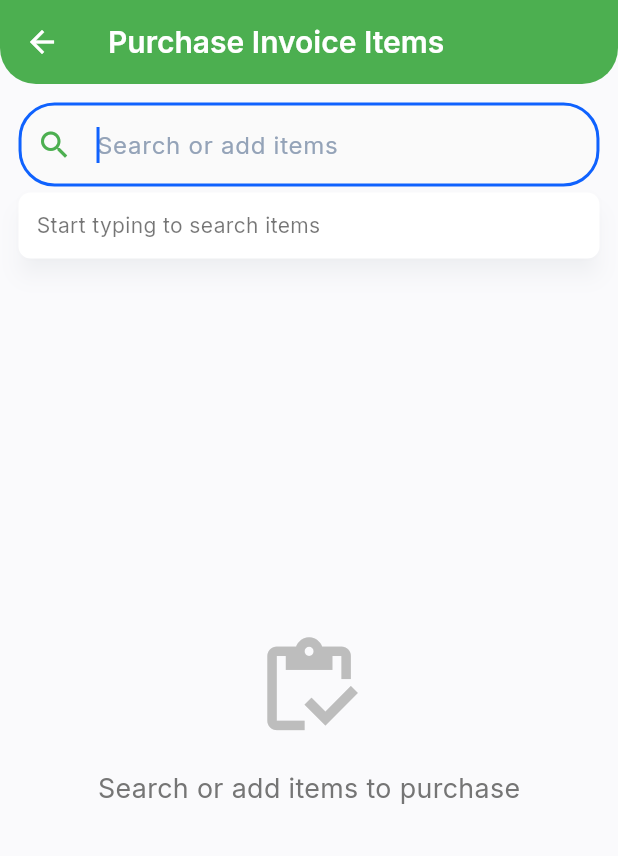
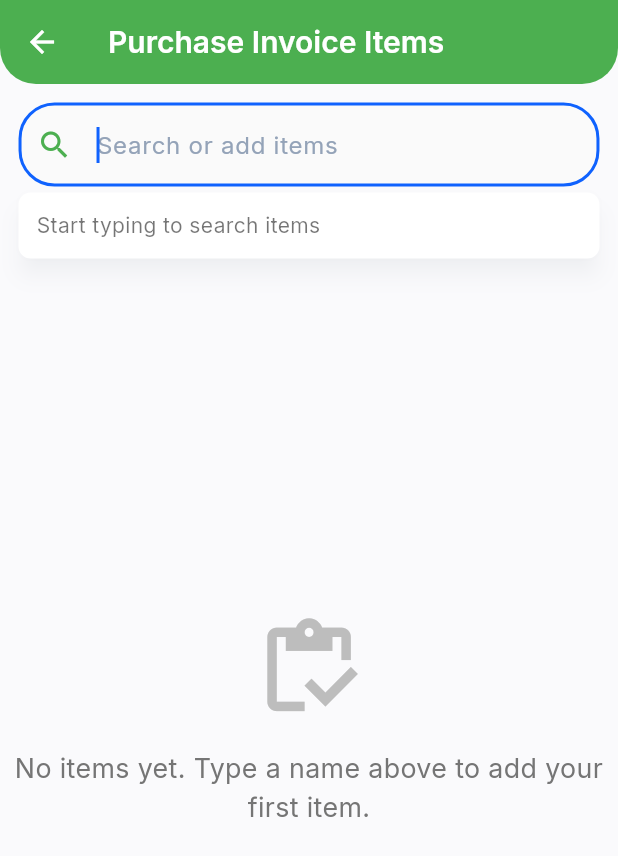
Before and after one commit to Sarthak030506/invoiceflow, a Flutter app: the ChooseItemsInvoiceScreen screen opened directly with empty values, on a phone screen of 412 x 824 dp. Shown: the top 856 px of the screen. Run offline on Flutter 3.47's test engine with Material 3 defaults, Android fonts, the phone set to English and light mode, and no system bars; our stand-ins replace cached_network_image, cloud_firestore, cloud_functions, contacts_service, dio, firebase_auth and 17 more; missing offline and left inert: firebase_app_check, razorpay_flutter; accounts and stored records are empty; network calls fail.

Commit message:
feat(choose-items): show catalogue browse list instead of empty state when no items selected

```diff
--- a/lib/presentation/choose_items_invoice_screen.dart
+++ b/lib/presentation/choose_items_invoice_screen.dart
@@ -41,6 +41,8 @@ class _ChooseItemsInvoiceScreenState extends State<ChooseItemsInvoiceScreen> {
   /// so the same item can't appear twice.
   final Map<String, _SelectedRow> _selected = {};
 
+  List<InventoryItem> _inventory = const [];
+
   String _customerName = '';
   String _customerPhone = '';
   String? _customerId;
@@ -56,6 +58,16 @@ class _ChooseItemsInvoiceScreenState extends State<ChooseItemsInvoiceScreen> {
     _customerService = CustomerService.instance;
     _returnService = ReturnService.instance;
     _inventoryService = InventoryService();
+    WidgetsBinding.instance.addPostFrameCallback((_) => _loadBrowseData());
+  }
+
+  Future<void> _loadBrowseData() async {
+    if (!mounted) return;
+    context.read<CatalogueProvider>().load();
+    try {
+      final items = await _inventoryService.getAllItems();
+      if (mounted) setState(() => _inventory = items);
+    } catch (_) {}
   }
 
   // --- Selection -----------------------------------------------------------
@@ -604,7 +616,14 @@ class _ChooseItemsInvoiceScreenState extends State<ChooseItemsInvoiceScreen> {
             ),
             Expanded(
               child: _selected.isEmpty
-                  ? _EmptyState(isSales: _isSales)
+                  ? _CatalogBrowseList(
+                      isSales: _isSales,
+                      accent: _accent,
+                      inventory: _inventory,
+                      onSelected: _handleSelection,
+                      onOutOfStockTapped:
+                          _isSales ? _handleOutOfStockTap : null,
+                    )
                   : ListView(
                       children: _selected.entries
                           .map((e) => _SelectedRowTile(
@@ -1031,30 +1050,171 @@ class _SeedStockSheetState extends State<_SeedStockSheet> {
   }
 }
 
-class _EmptyState extends StatelessWidget {
-  const _EmptyState({required this.isSales});
+// ---------------------------------------------------------------------------
+// Catalogue browse list — shown when no items are selected yet
+// ---------------------------------------------------------------------------
+
+class _BrowseRow {
+  const _BrowseRow({required this.catalogueItem, this.inventoryItem});
+  final ProductCatalogItem catalogueItem;
+  final InventoryItem? inventoryItem;
+}
+
+class _CatalogBrowseList extends StatelessWidget {
+  const _CatalogBrowseList({
+    required this.isSales,
+    required this.accent,
+    required this.inventory,
+    required this.onSelected,
+    this.onOutOfStockTapped,
+  });
+
   final bool isSales;
+  final Color accent;
+  final List<InventoryItem> inventory;
+  final ValueChanged<ItemAutocompleteResult> onSelected;
+  final ValueChanged<ProductCatalogItem>? onOutOfStockTapped;
 
   @override
   Widget build(BuildContext context) {
+    return Consumer<CatalogueProvider>(
+      builder: (context, provider, _) {
+        if (provider.isLoading) {
+          return const Center(child: CircularProgressIndicator());
+        }
+
+        final catalogue = provider.items;
+
+        if (catalogue.isEmpty && inventory.isEmpty) {
           return Center(
             child: Column(
               mainAxisSize: MainAxisSize.min,
               children: [
                 Icon(
-            isSales ? Icons.shopping_cart_outlined : Icons.inventory_outlined,
+                  isSales
+                      ? Icons.shopping_cart_outlined
+                      : Icons.inventory_outlined,
                   size: 18.w,
                   color: Colors.grey.shade400,
                 ),
                 SizedBox(height: 2.h),
                 Text(
-            isSales
-                ? 'Search for items you want to sell'
-                : 'Search or add items to purchase',
-            style: TextStyle(color: Colors.grey.shade600, fontSize: 13.sp),
+                  'No items yet. Type a name above to add your first item.',
+                  textAlign: TextAlign.center,
+                  style:
+                      TextStyle(color: Colors.grey.shade600, fontSize: 13.sp),
                 ),
               ],
             ),
           );
         }
+
+        // Build fast lookups: catalogue item → matching inventory item.
+        final byCatalogId = <String, InventoryItem>{
+          for (final inv in inventory)
+            if (inv.catalogItemId != null) inv.catalogItemId!: inv,
+        };
+        final byName = <String, InventoryItem>{
+          for (final inv in inventory) inv.name.toLowerCase().trim(): inv,
+        };
+
+        final rows = catalogue.map((cat) {
+          final inv = byCatalogId[cat.id] ??
+              byName[cat.name.toLowerCase().trim()];
+          return _BrowseRow(catalogueItem: cat, inventoryItem: inv);
+        }).toList();
+
+        // Sales: in-stock items first, then alphabetical within each group.
+        rows.sort((a, b) {
+          if (isSales) {
+            final aStock = (a.inventoryItem?.currentStock ?? 0) > 0;
+            final bStock = (b.inventoryItem?.currentStock ?? 0) > 0;
+            if (aStock != bStock) return aStock ? -1 : 1;
           }
+          return a.catalogueItem.name
+              .compareTo(b.catalogueItem.name);
+        });
+
+        return ListView.builder(
+          itemCount: rows.length,
+          itemBuilder: (context, i) {
+            final row = rows[i];
+            final cat = row.catalogueItem;
+            final inv = row.inventoryItem;
+            final stock = inv?.currentStock ?? 0;
+            final inStock = stock > 0;
+            final greyed = isSales && !inStock;
+
+            return ListTile(
+              title: Text(
+                cat.name,
+                style: TextStyle(
+                  fontWeight: FontWeight.w500,
+                  color: greyed ? Colors.black38 : null,
+                ),
+              ),
+              subtitle: Text(
+                inv != null
+                    ? '${cat.sku} • Stock: ${stock == stock.roundToDouble() ? stock.toInt() : stock} ${cat.unit}'
+                    : '${cat.sku} • ${cat.category}',
+                style: TextStyle(
+                    color: greyed ? Colors.black26 : Colors.grey.shade600),
+              ),
+              trailing: Row(
+                mainAxisSize: MainAxisSize.min,
+                children: [
+                  Text(
+                    '₹${(inv?.avgCost ?? cat.rate).toStringAsFixed(2)}',
+                    style: TextStyle(
+                      fontWeight: FontWeight.w600,
+                      color: greyed ? Colors.black38 : accent,
+                    ),
+                  ),
+                  SizedBox(width: 2.w),
+                  Container(
+                    padding: const EdgeInsets.symmetric(
+                        horizontal: 6, vertical: 2),
+                    decoration: BoxDecoration(
+                      color: inStock
+                          ? Colors.green.shade100
+                          : Colors.grey.shade200,
+                      borderRadius: BorderRadius.circular(8),
+                    ),
+                    child: Text(
+                      inStock ? 'In stock' : 'No stock',
+                      style: TextStyle(
+                        fontSize: 10,
+                        color: inStock
+                            ? Colors.green.shade700
+                            : Colors.grey.shade600,
+                        fontWeight: FontWeight.w500,
+                      ),
+                    ),
+                  ),
+                ],
+              ),
+              onTap: () {
+                if (isSales && !inStock) {
+                  onOutOfStockTapped?.call(cat);
+                  return;
+                }
+                onSelected(ItemAutocompleteResult(
+                  kind: inv != null
+                      ? AutocompleteResultKind.inventory
+                      : AutocompleteResultKind.catalogue,
+                  name: cat.name,
+                  sku: cat.sku,
+                  rate: inv?.avgCost ?? cat.rate,
+                  unit: cat.unit,
+                  category: cat.category,
+                  inventoryItem: inv,
+                  catalogueItem: cat,
+                ));
+              },
+            );
+          },
+        );
+      },
+    );
+  }
+}
```
Lines whose indentation alone changed are shown as unchanged.
